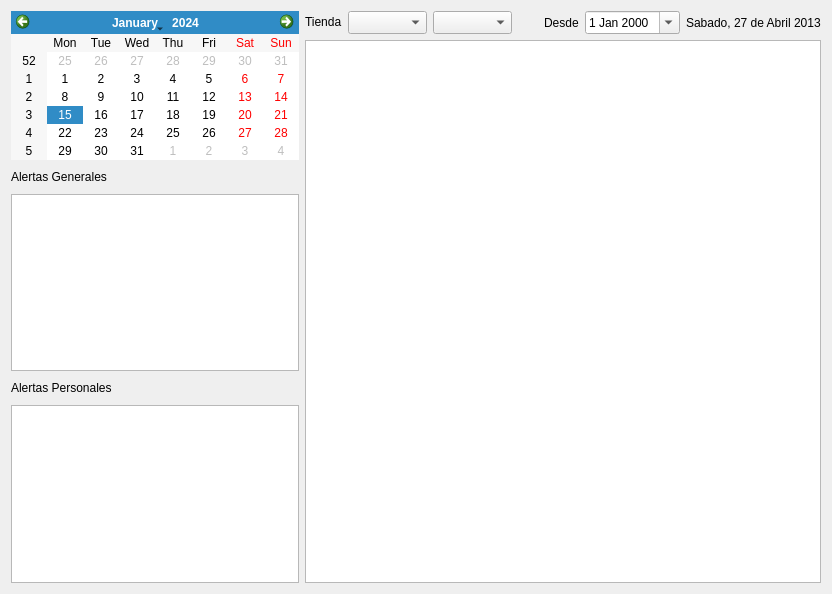
Before: the Qt Designer form agenda/agenda_ui.ui in rodety/Jireh, drawn with Qt 5.
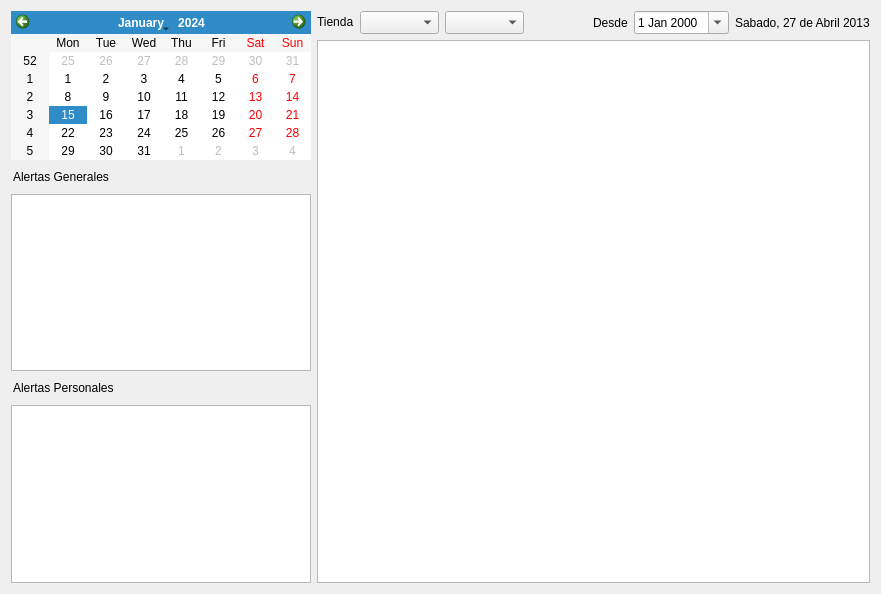
After: the same form once the commit is applied. Icons and pictures are not drawn. Custom widgets are drawn as their Qt base class.

The edit to the form file:
```diff
--- a/agenda/agenda_ui.ui
+++ b/agenda/agenda_ui.ui
@@ -6,7 +6,7 @@
    <rect>
     <x>0</x>
     <y>0</y>
-    <width>832</width>
+    <width>881</width>
     <height>594</height>
    </rect>
   </property>
```
Left out of the diff: 2 changed lines with no effect on the pictures.
